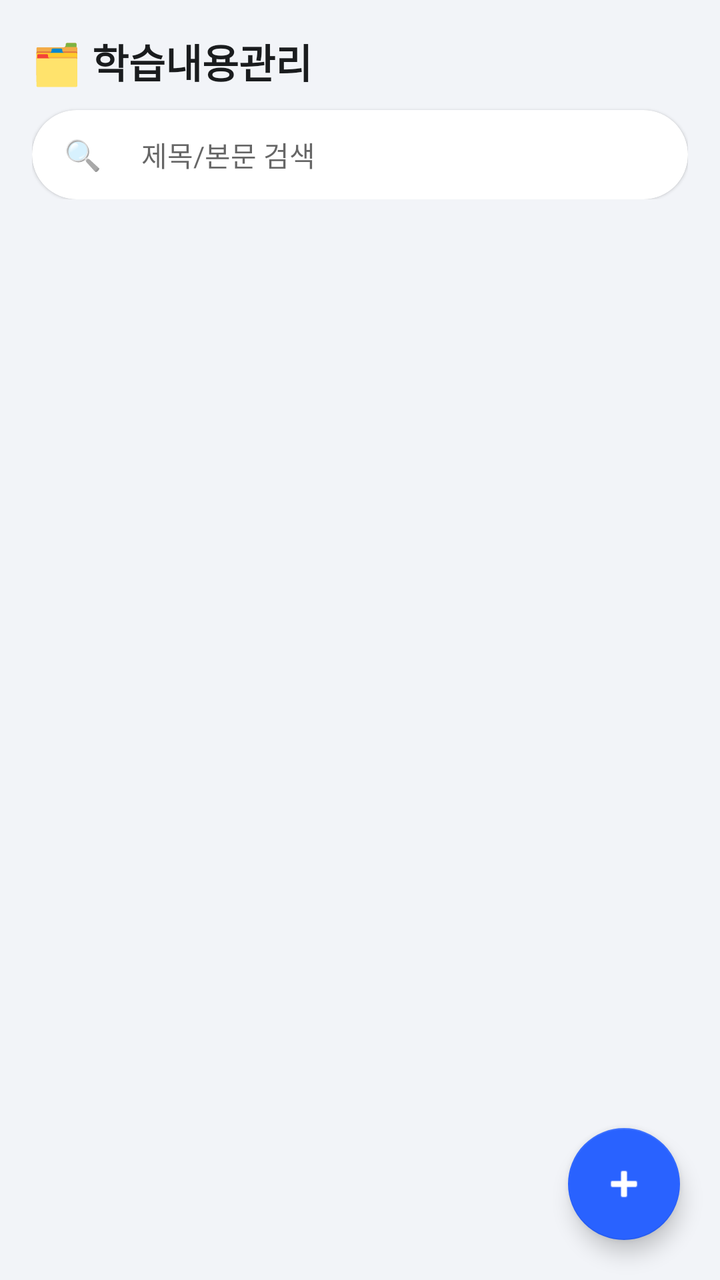
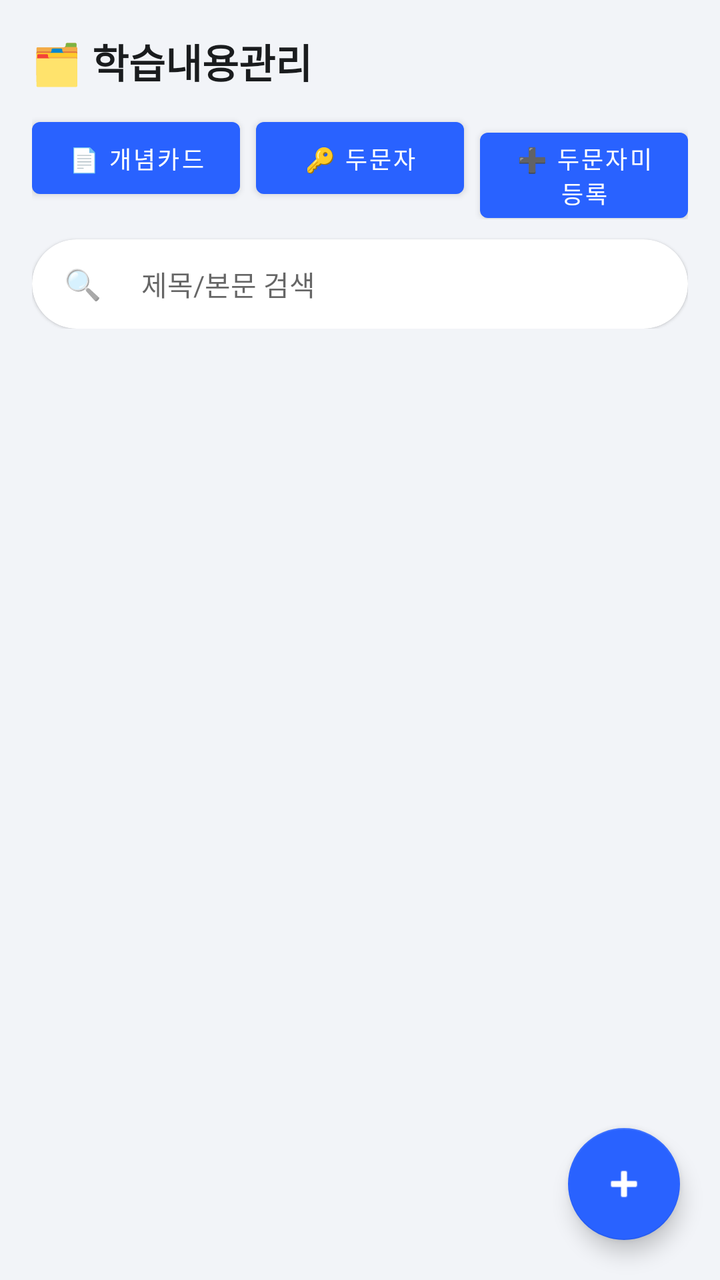

An Android layout rendered at two revisions. The XML below is the earlier revision; the diff shows what the commit changed to produce the second picture.
<!-- AndroidManifest.xml: application theme Theme.AdminMemo -->
<!-- res/layout/activity_content_manage.xml -->
<?xml version="1.0" encoding="utf-8"?>
<RelativeLayout xmlns:android="http://schemas.android.com/apk/res/android"
    xmlns:app="http://schemas.android.com/apk/res-auto"
    android:layout_width="match_parent"
    android:layout_height="match_parent"
    android:background="@color/bg_screen">

    <LinearLayout
        android:id="@+id/headerArea"
        android:layout_width="match_parent"
        android:layout_height="wrap_content"
        android:layout_alignParentTop="true"
        android:orientation="vertical"
        android:padding="16dp">

        <TextView
            android:layout_width="wrap_content"
            android:layout_height="wrap_content"
            android:text="🗂️ 학습내용관리"
            android:textColor="@color/text_main"
            android:textSize="20sp"
            android:textStyle="bold"
            android:layout_marginBottom="10dp"/>

        <androidx.cardview.widget.CardView
            android:layout_width="match_parent"
            android:layout_height="wrap_content"
            app:cardCornerRadius="24dp"
            app:cardElevation="1dp"
            app:cardBackgroundColor="@color/bg_card">

            <LinearLayout
                android:layout_width="match_parent"
                android:layout_height="wrap_content"
                android:orientation="horizontal"
                android:gravity="center_vertical"
                android:paddingHorizontal="16dp">

                <TextView
                    android:layout_width="wrap_content"
                    android:layout_height="wrap_content"
                    android:text="🔍"
                    android:textSize="15sp"/>

                <EditText
                    android:id="@+id/etManageSearch"
                    android:layout_width="0dp"
                    android:layout_height="wrap_content"
                    android:layout_weight="1"
                    android:layout_marginStart="8dp"
                    android:background="@null"
                    android:hint="제목/본문 검색"
                    android:padding="12dp"
                    android:textColor="@color/text_main"
                    android:textSize="14sp"/>
            </LinearLayout>
        </androidx.cardview.widget.CardView>

        <TextView
            android:id="@+id/tvReorderHint"
            android:layout_width="match_parent"
            android:layout_height="wrap_content"
            android:layout_marginTop="8dp"
            android:textColor="@color/text_sub"
            android:textSize="11sp"
            android:text="🤚 길게 눌러서 위아래로 끌면 순서를 바꿀 수 있어요"
            android:visibility="gone"/>

    </LinearLayout>

    <androidx.recyclerview.widget.RecyclerView
        android:id="@+id/rvManageList"
        android:layout_width="match_parent"
        android:layout_height="match_parent"
        android:layout_below="@id/headerArea"
        android:clipToPadding="false"
        android:paddingBottom="80dp"/>

    <com.google.android.material.floatingactionbutton.FloatingActionButton
        android:id="@+id/fabManageAdd"
        android:layout_width="wrap_content"
        android:layout_height="wrap_content"
        android:layout_alignParentBottom="true"
        android:layout_alignParentEnd="true"
        android:layout_margin="20dp"
        android:src="@android:drawable/ic_input_add"
        app:backgroundTint="@color/primary"
        app:tint="@android:color/white"/>

</RelativeLayout>
<!-- resources referenced by this layout -->
<resources>
  <color name="bg_card">#FFFFFF</color>
  <color name="bg_screen">#F2F4F8</color>
  <color name="primary">#2962FF</color>
  <color name="text_main">#1A1C1E</color>
  <color name="text_sub">#5F6368</color>
  <style name="Theme.AdminMemo" parent="Theme.MaterialComponents.DayNight.NoActionBar">
          <item name="colorPrimary">@color/primary</item>
          <item name="colorPrimaryDark">@color/primary_dark</item>
          <item name="colorAccent">@color/accent</item>
          <item name="android:windowBackground">@color/bg_screen</item>
      </style>
  <color name="primary_dark">#0039CB</color>
  <color name="accent">#FF6D00</color>
</resources>

<!-- the commit's change to res/layout/activity_content_manage.xml (unified diff, before → after) -->
@@ -21,6 +21,40 @@
             android:textSize="20sp"
             android:textStyle="bold"
             android:layout_marginBottom="10dp"/>
+
+        <LinearLayout
+            android:layout_width="match_parent"
+            android:layout_height="wrap_content"
+            android:orientation="horizontal"
+            android:layout_marginBottom="10dp">
+
+            <Button
+                android:id="@+id/btnTabConcept"
+                android:layout_width="0dp"
+                android:layout_height="wrap_content"
+                android:layout_weight="1"
+                android:layout_marginEnd="4dp"
+                android:textSize="12sp"
+                android:text="📄 개념카드"/>
+
+            <Button
+                android:id="@+id/btnTabMnemonic"
+                android:layout_width="0dp"
+                android:layout_height="wrap_content"
+                android:layout_weight="1"
+                android:layout_marginHorizontal="4dp"
+                android:textSize="12sp"
+                android:text="🔑 두문자"/>
+
+            <Button
+                android:id="@+id/btnTabUnregistered"
+                android:layout_width="0dp"
+                android:layout_height="wrap_content"
+                android:layout_weight="1"
+                android:layout_marginStart="4dp"
+                android:textSize="12sp"
+                android:text="➕ 두문자미등록"/>
+        </LinearLayout>
 
         <androidx.cardview.widget.CardView
             android:layout_width="match_parent"
